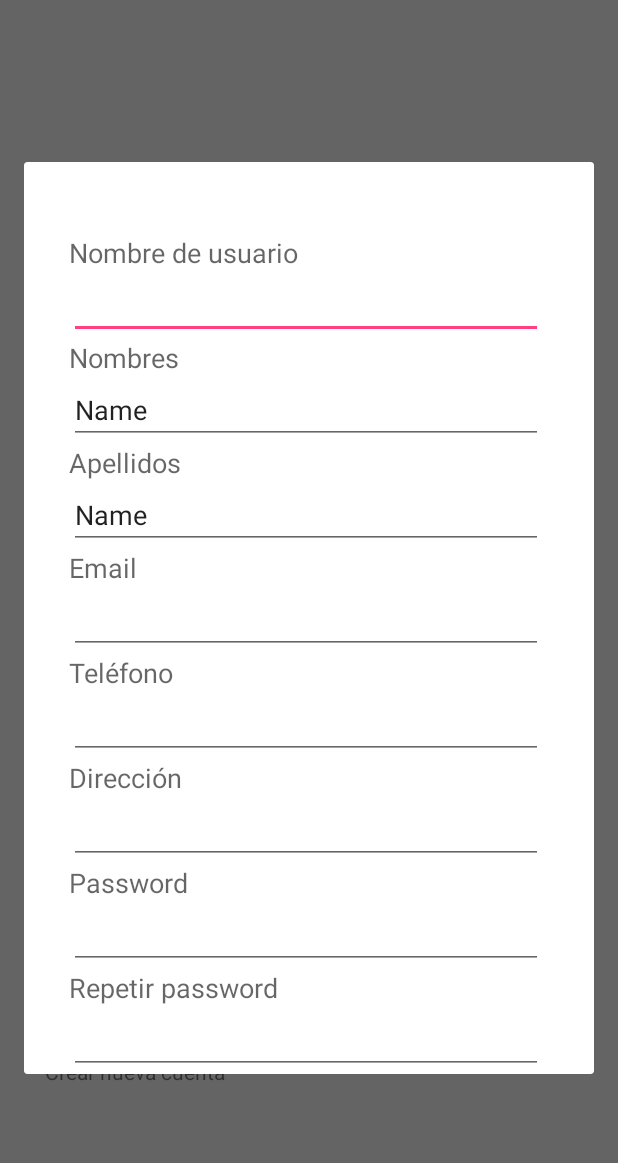
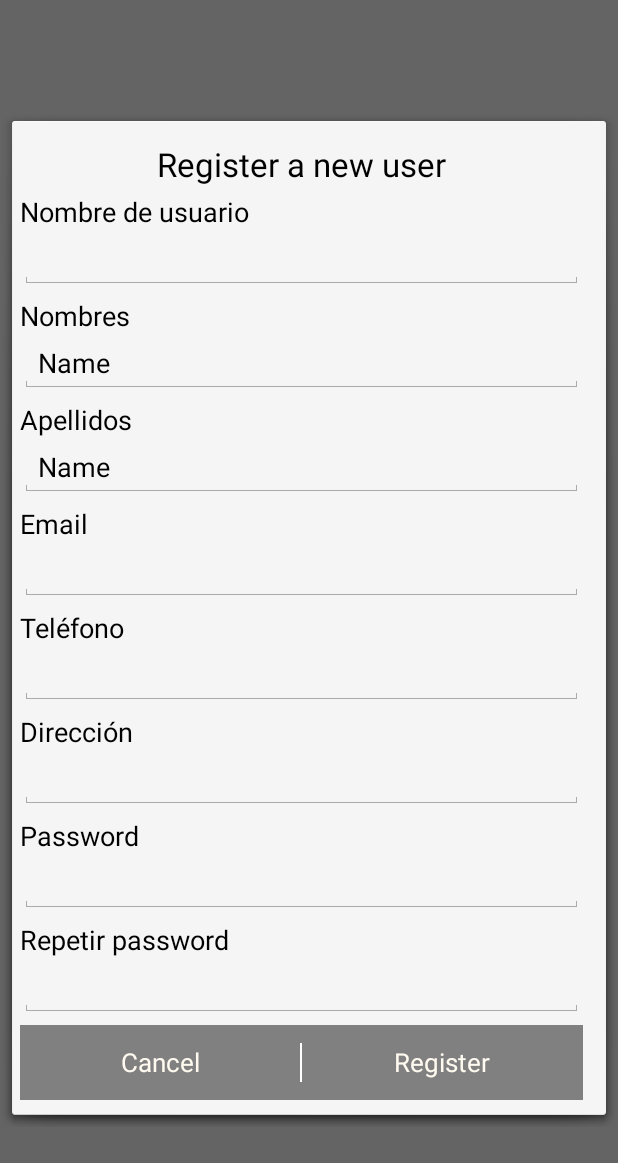
Before and after one commit to kevinsubieta/intellibusiness_app, an Android app: the LoginActivity screen opened directly, with no data from a screen before it, after a tap on "Crear nueva cuenta", on a phone screen of 412 x 824 dp. Shown: the top 1163 px of the screen. Run offline under Robolectric (Android 15) with nearby library versions, the phone set to English and light mode, and no system bars.

Commit message:
Estilos y selectores en botones.

```diff
--- a/app/src/main/java/intellisoft/bo/com/intellibusiness/dialogs/RegisterDialog.java
+++ b/app/src/main/java/intellisoft/bo/com/intellibusiness/dialogs/RegisterDialog.java
@@ -3,6 +3,7 @@ package intellisoft.bo.com.intellibusiness.dialogs;
 import android.app.Dialog;
 import android.content.Context;
 import android.os.Bundle;
+import android.view.View;
 import android.view.Window;
 
 import intellisoft.bo.com.intellibusiness.R;
@@ -13,7 +14,7 @@ import intellisoft.bo.com.intellibusiness.R;
 public class RegisterDialog extends Dialog {
 
     public RegisterDialog(Context context) {
-        super(context);
+        super(context, android.R.style.Theme_Holo_Light_Dialog_MinWidth);
     }
 
     @Override
@@ -22,5 +23,22 @@ public class RegisterDialog extends Dialog {
         requestWindowFeature(Window.FEATURE_NO_TITLE);
         setCancelable(false);
         setContentView(R.layout.dialog_register_user);
+        initDialogComponents();
+    }
+
+    private void initDialogComponents(){
+        (findViewById(R.id.btnDialogok)).setOnClickListener(new View.OnClickListener() {
+            @Override
+            public void onClick(View v) {
+                dismiss();
+            }
+        });
+
+        (findViewById(R.id.btnDialogCancel)).setOnClickListener(new View.OnClickListener() {
+            @Override
+            public void onClick(View v) {
+                dismiss();
+            }
+        });
     }
 }
--- /dev/null
+++ b/app/src/main/res/drawable/btn_efect_dialogs.xml
@@ -0,0 +1,8 @@
+<?xml version="1.0" encoding="utf-8"?>
+<selector xmlns:android="http://schemas.android.com/apk/res/android">
+
+    <item android:drawable="@color/colorBlack" android:state_pressed="true"/>
+    <item android:drawable="@color/DarkGrey" android:state_enabled="true"/>
+    <item android:drawable="@color/colorBlack" android:state_focused="true"/>
+
+</selector>
--- /dev/null
+++ b/app/src/main/res/drawable/vertical_divider.xml
@@ -0,0 +1,5 @@
+<?xml version="1.0" encoding="utf-8"?>
+<shape xmlns:android="http://schemas.android.com/apk/res/android">
+    <size android:width="1.5dp" />
+    <solid android:color="@android:color/white" />
+</shape>
--- a/app/src/main/res/layout/activity_login.xml
+++ b/app/src/main/res/layout/activity_login.xml
@@ -10,7 +10,7 @@
         android:layout_height="match_parent"
         android:layout_marginBottom="100dp"
         android:layout_marginTop="100dp"
-        android:layout_gravity="center_horizontal">
+        android:layout_gravity="center">
 
         <EditText
             android:layout_width="match_parent"
@@ -36,11 +36,11 @@
 
         <Button
             android:layout_width="match_parent"
-            android:layout_height="wrap_content"
+            android:layout_height="40dp"
             android:text="@string/activity_login_btnSignUp"
             android:id="@+id/la_btnSignUp"
             android:layout_marginTop="32dp"
-
+            style="@style/Buttons_dialog"
             android:onClick="clcBtnSignUp"
             android:layout_below="@+id/la_etPassUser"
             android:layout_centerHorizontal="true" />
@@ -51,8 +51,9 @@
             android:text="@string/activity_login_tvCreateAccount"
             android:id="@+id/la_tvCreateAccount"
             android:onClick="clcCreateNewAccount"
-            android:layout_alignParentBottom="true"
+            android:layout_below="@+id/la_btnSignUp"
             android:layout_alignParentLeft="true"
-            android:layout_alignParentStart="true" />
+            android:layout_alignParentStart="true"
+            android:layout_marginTop="20dp" />
     </RelativeLayout>
 </LinearLayout>
--- a/app/src/main/res/layout/dialog_register_user.xml
+++ b/app/src/main/res/layout/dialog_register_user.xml
@@ -19,6 +19,8 @@
             android:layout_height="match_parent"
             android:orientation="vertical"
             android:scrollbars="vertical"
+            android:paddingRight="5dp"
+            android:paddingLeft="5dp"
             android:scrollbarAlwaysDrawVerticalTrack="true">
 
             <TextView
@@ -38,8 +40,6 @@
                 android:inputType="textPersonName"
                 android:text=""
                 android:ems="10"
-                android:layout_marginLeft="30dp"
-                android:layout_marginRight="30dp"
                 android:id="@+id/etUserName"
                 android:layout_below="@+id/tvUserName" />
 
@@ -49,6 +49,7 @@
                 android:textAppearance="?android:attr/textAppearanceMedium"
                 android:text="@string/dialog_register_user_tvName"
                 android:id="@+id/tvName"
+                android:layout_marginTop="5dp"
                 android:layout_below="@+id/etUserName"
                 android:layout_alignLeft="@+id/etUserName"
                 android:layout_alignStart="@+id/etUserName" />
@@ -59,8 +60,7 @@
                 android:inputType="textPersonName"
                 android:text="Name"
                 android:ems="10"
-                android:id="@+id/editText"
-                android:layout_marginRight="30dp"
+                android:id="@+id/etName"
                 android:layout_below="@+id/tvName"
                 android:layout_alignLeft="@+id/tvName"
                 android:layout_alignStart="@+id/tvName" />
@@ -71,9 +71,10 @@
                 android:textAppearance="?android:attr/textAppearanceMedium"
                 android:text="@string/dialog_register_user_tvLastName"
                 android:id="@+id/tvLastName"
-                android:layout_below="@+id/editText"
-                android:layout_alignLeft="@+id/editText"
-                android:layout_alignStart="@+id/editText" />
+                android:layout_marginTop="5dp"
+                android:layout_below="@+id/etName"
+                android:layout_alignLeft="@+id/etName"
+                android:layout_alignStart="@+id/etName" />
 
             <EditText
                 android:layout_width="match_parent"
@@ -81,9 +82,7 @@
                 android:inputType="textPersonName"
                 android:text="Name"
                 android:ems="10"
-                android:layout_marginRight="30dp"
-                android:layout_marginLeft="30dp"
-                android:id="@+id/editText2"
+                android:id="@+id/etLastName"
                 android:layout_below="@+id/tvLastName"
                 android:layout_centerHorizontal="true" />
 
@@ -93,17 +92,17 @@
                 android:textAppearance="?android:attr/textAppearanceMedium"
                 android:text="@string/dialog_register_user_tvEmail"
                 android:id="@+id/tvPassword"
-                android:layout_below="@+id/editText2"
-                android:layout_alignLeft="@+id/editText2"
-                android:layout_alignStart="@+id/editText2" />
+                android:layout_marginTop="5dp"
+                android:layout_below="@+id/etLastName"
+                android:layout_alignLeft="@+id/etLastName"
+                android:layout_alignStart="@+id/etLastName" />
 
             <EditText
                 android:layout_width="match_parent"
                 android:layout_height="wrap_content"
                 android:inputType="textEmailAddress"
                 android:ems="10"
-                android:id="@+id/editText3"
-                android:layout_marginRight="30dp"
+                android:id="@+id/etMail"
                 android:layout_below="@+id/tvPassword"
                 android:layout_alignLeft="@+id/tvPassword"
                 android:layout_alignStart="@+id/tvPassword" />
@@ -114,17 +113,17 @@
                 android:textAppearance="?android:attr/textAppearanceMedium"
                 android:text="@string/dialog_register_user_tvTelephone"
                 android:id="@+id/tvTelephone"
-                android:layout_below="@+id/editText3"
-                android:layout_alignLeft="@+id/editText3"
-                android:layout_alignStart="@+id/editText3" />
+                android:layout_marginTop="5dp"
+                android:layout_below="@+id/etMail"
+                android:layout_alignLeft="@+id/etMail"
+                android:layout_alignStart="@+id/etMail" />
 
             <EditText
                 android:layout_width="match_parent"
                 android:layout_height="wrap_content"
                 android:inputType="phone"
                 android:ems="10"
-                android:id="@+id/editText4"
-                android:layout_marginRight="30dp"
+                android:id="@+id/etTelf"
                 android:layout_below="@+id/tvTelephone"
                 android:layout_alignLeft="@+id/tvTelephone"
                 android:layout_alignStart="@+id/tvTelephone" />
@@ -135,17 +134,17 @@
                 android:textAppearance="?android:attr/textAppearanceMedium"
                 android:text="@string/dialog_register_user_tvAddress"
                 android:id="@+id/tvAddress"
-                android:layout_below="@+id/editText4"
-                android:layout_alignLeft="@+id/editText4"
-                android:layout_alignStart="@+id/editText4" />
+                android:layout_below="@+id/etTelf"
+                android:layout_marginTop="5dp"
+                android:layout_alignLeft="@+id/etTelf"
+                android:layout_alignStart="@+id/etTelf" />
 
             <EditText
                 android:layout_width="match_parent"
                 android:layout_height="wrap_content"
                 android:inputType="textPostalAddress"
                 android:ems="10"
-                android:id="@+id/editText5"
-                android:layout_marginRight="30dp"
+                android:id="@+id/etAddress"
                 android:layout_below="@+id/tvAddress"
                 android:layout_alignLeft="@+id/tvAddress"
                 android:layout_alignStart="@+id/tvAddress" />
@@ -156,18 +155,18 @@
                 android:textAppearance="?android:attr/textAppearanceMedium"
                 android:text="@string/dialog_register_user_tvPassword"
                 android:id="@+id/tvPass"
-                android:layout_below="@+id/editText5"
-                android:layout_alignLeft="@+id/editText5"
-                android:layout_alignStart="@+id/editText5" />
+                android:layout_marginTop="5dp"
+                android:layout_below="@+id/etAddress"
+                android:layout_alignLeft="@+id/etAddress"
+                android:layout_alignStart="@+id/etAddress" />
 
             <EditText
                 android:layout_width="match_parent"
                 android:layout_height="wrap_content"
                 android:inputType="textPassword"
                 android:ems="10"
-                android:id="@+id/editText6"
+                android:id="@+id/etPassword"
                 android:layout_below="@+id/tvPass"
-                android:layout_marginRight="30dp"
                 android:layout_alignLeft="@+id/tvPass"
                 android:layout_alignStart="@+id/tvPass" />
 
@@ -177,21 +176,63 @@
                 android:textAppearance="?android:attr/textAppearanceMedium"
                 android:text="@string/dialog_register_user_tvRepeatPassword"
                 android:id="@+id/tvRepeatPass"
-                android:layout_below="@+id/editText6"
-                android:layout_alignLeft="@+id/editText6"
-                android:layout_alignStart="@+id/editText6" />
+                android:layout_marginTop="5dp"
+                android:layout_below="@+id/etPassword"
+                android:layout_alignLeft="@+id/etPassword"
+                android:layout_alignStart="@+id/etPassword" />
 
             <EditText
                 android:layout_width="match_parent"
                 android:layout_height="wrap_content"
                 android:inputType="textPassword"
                 android:ems="10"
-                android:id="@+id/editText7"
+                android:id="@+id/etRepeatPassword"
                 android:layout_below="@+id/tvRepeatPass"
-                android:layout_marginRight="30dp"
                 android:layout_alignLeft="@+id/tvRepeatPass"
                 android:layout_alignStart="@+id/tvRepeatPass"
                 android:layout_weight="1" />
+
+            <LinearLayout
+                android:orientation="horizontal"
+                android:layout_width="match_parent"
+                android:background="@color/DarkGrey"
+                android:layout_height="50dp"
+                android:layout_marginTop="5dp"
+                android:layout_marginBottom="10dp"
+                android:divider="@drawable/vertical_divider"
+                android:dividerPadding="12dip"
+                android:layout_below="@+id/etRepeatPassword"
+                android:showDividers="middle"
+                android:layout_alignParentRight="true"
+                android:layout_alignParentEnd="true">
+
+                <Button
+                    android:layout_width="wrap_content"
+                    android:layout_height="match_parent"
+                    style="@style/Buttons_dialog"
+                    android:layout_weight="1.5"
+                    android:text="@string/dialog_register_user_btnDialogCancel"
+                    android:id="@+id/btnDialogCancel" />
+
+                <Button
+                    android:layout_width="wrap_content"
+                    android:layout_height="match_parent"
+                    style="@style/Buttons_dialog"
+                    android:layout_weight="1.5"
+                    android:text="@string/dialog_register_user_btnDialogok"
+                    android:id="@+id/btnDialogok" />
+            </LinearLayout>
+
+            <TextView
+                android:layout_width="wrap_content"
+                android:layout_height="wrap_content"
+                android:textAppearance="?android:attr/textAppearanceLarge"
+                android:text="@string/dialog_register_user_tvTittleDialog"
+                android:id="@+id/textView2"
+                android:layout_marginTop="14dp"
+                android:layout_alignParentTop="true"
+                android:layout_centerHorizontal="true" />
+
         </RelativeLayout>
     </ScrollView>
 
--- a/app/src/main/res/values-v21/styles.xml
+++ b/app/src/main/res/values-v21/styles.xml
@@ -4,7 +4,7 @@
         <item name="windowActionBar">false</item>
         <item name="windowNoTitle">true</item>
         <item name="android:windowDrawsSystemBarBackgrounds">true</item>
-        <item name="android:statusBarColor">@android:color/transparent</item>
+        <item name="android:statusBarColor">@color/DeepSkyBlue</item>
     </style>
 
     <style name="Theme_Dialog_Translucent" parent="android:Theme.DeviceDefault.Dialog">
@@ -15,4 +15,11 @@
         <item name="android:textColorPrimary">#000000</item>
     </style>
 
+    <style name="Buttons_dialog">
+        <item name="android:background">@drawable/btn_efect_dialogs</item>
+        <item name="android:gravity">center</item>
+        <item name="android:textColor">@color/white</item>
+        <item name="android:textSize">@dimen/text_big</item>
+    </style>
+
 </resources>
--- a/app/src/main/res/values/colors.xml
+++ b/app/src/main/res/values/colors.xml
@@ -5,4 +5,8 @@
     <color name="colorAccent">#FF4081</color>
     <color name="DarkGrey">#808080</color>
     <color name="Silver">#C0C0C0</color>
+    <color name="colorBlack">#111</color>
+
+    <color name="white">#FFFAF0</color>
+    <color name="DeepSkyBlue">#00BFFF</color>
 </resources>
--- a/app/src/main/res/values/dimens.xml
+++ b/app/src/main/res/values/dimens.xml
@@ -6,4 +6,6 @@
     <dimen name="activity_horizontal_margin">16dp</dimen>
     <dimen name="activity_vertical_margin">16dp</dimen>
     <dimen name="fab_margin">16dp</dimen>
+
+    <dimen name="text_big">17sp</dimen>
 </resources>
--- a/app/src/main/res/values/strings.xml
+++ b/app/src/main/res/values/strings.xml
@@ -25,5 +25,8 @@
     <string name="dialog_register_user_tvAddress">Dirección</string>
     <string name="dialog_register_user_tvPassword">Password</string>
     <string name="dialog_register_user_tvRepeatPassword">Repetir password</string>
+    <string name="dialog_register_user_btnDialogCancel">Cancel</string>
+    <string name="dialog_register_user_btnDialogok">Register</string>
+    <string name="dialog_register_user_tvTittleDialog">Register a new user</string>
 
 </resources>
--- a/app/src/main/res/values/styles.xml
+++ b/app/src/main/res/values/styles.xml
@@ -5,7 +5,7 @@
         <!-- Customize your theme here. -->
         <item name="colorPrimary">@color/colorPrimary</item>
         <item name="colorPrimaryDark">@color/colorPrimaryDark</item>
-        <item name="colorAccent">@color/colorAccent</item>
+        <item name="colorAccent">@color/DeepSkyBlue</item>
     </style>
 
     <style name="AppTheme.NoActionBar">
```
